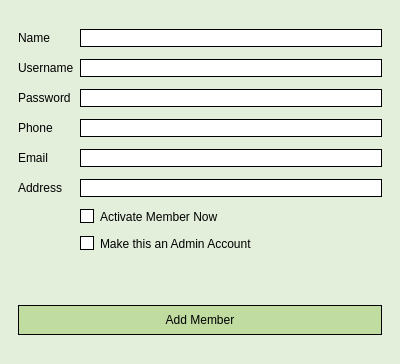
First picture: the form in viewAddMember.ui, repository Mr-Beastman/CS106_A2, before the edit.
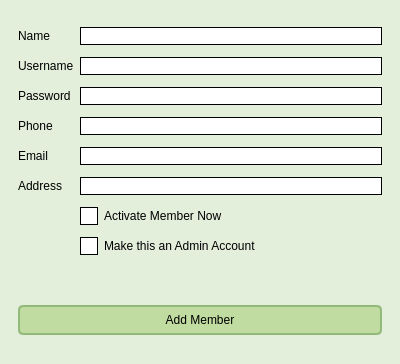
Second picture: the form after the edit.

```diff
--- a/viewAddMember.ui
+++ b/viewAddMember.ui
@@ -101,14 +101,21 @@
           <item row="7" column="1">
            <widget class="QCheckBox" name="adminCheckBox">
             <property name="styleSheet">
-             <string notr="true">#adminCheckBox{
-	font: 700 9pt &quot;Segoe UI&quot;;
-	color: rgb(0, 0, 0);
-	
+             <string notr="true">#adminCheckBox {
+    font: 700 9pt &quot;Segoe UI&quot;;
+    color: rgb(0, 0, 0);
 }
-#adminCheckBox::indicator{
-	background-color: rgb(255, 255, 255);
-	border: 1px solid;
+
+#adminCheckBox::indicator {
+    background-color: rgb(255, 255, 255);
+    border: 1px solid rgb(0, 0, 0);
+    width: 16px; 
+    height: 16px;
+}
+
+#adminCheckBox::indicator:checked {
+    background-color: rgb(158, 206, 104);
+    border: 1px solid rgb(0, 128, 0);
 }</string>
             </property>
             <property name="text">
@@ -231,14 +238,21 @@
           <item row="6" column="1">
            <widget class="QCheckBox" name="activeCheckBox">
             <property name="styleSheet">
-             <string notr="true">#activeCheckBox{
-	font: 700 9pt &quot;Segoe UI&quot;;
-	color: rgb(0, 0, 0);
-	
+             <string notr="true">#activeCheckBox {
+    font: 700 9pt &quot;Segoe UI&quot;;
+    color: rgb(0, 0, 0);
 }
-#activeCheckBox::indicator{
-	background-color: rgb(255, 255, 255);
-	border: 1px solid;
+
+#activeCheckBox::indicator {
+    background-color: rgb(255, 255, 255);
+    border: 1px solid rgb(0, 0, 0);
+    width: 16px; 
+    height: 16px;
+}
+
+#activeCheckBox::indicator:checked {
+    background-color: rgb(158, 206, 104);
+    border: 1px solid rgb(0, 128, 0);
 }</string>
             </property>
             <property name="text">
@@ -275,11 +289,26 @@
              </size>
             </property>
             <property name="styleSheet">
-             <string notr="true">#saveButton{
-	color: rgb(0, 0, 0);
-	font: 700 9pt &quot;Segoe UI&quot;;
-	border: 1px solid;
-	background-color: rgb(192, 220, 161);
+             <string notr="true">QPushButton {
+    padding: 5px 10px;
+    border-radius: 5px;
+    outline: none;
+    color: rgb(0, 0, 0);
+    font: 700 9pt &quot;Segoe UI&quot;;
+    background-color: rgb(192, 220, 161);
+    border: 2px solid rgb(145, 185, 120);
+}
+
+QPushButton:hover {
+    background-color: rgb(161, 184, 135); 
+    border: 2px solid rgb(130, 165, 110); 
+}
+
+QPushButton:pressed {
+    background-color: rgb(145, 165, 120);
+    border: 2px solid rgb(130, 155, 100); 
+    padding-top: 10px; 
+    padding-bottom: 6px; 
 }</string>
             </property>
             <property name="text">
```
